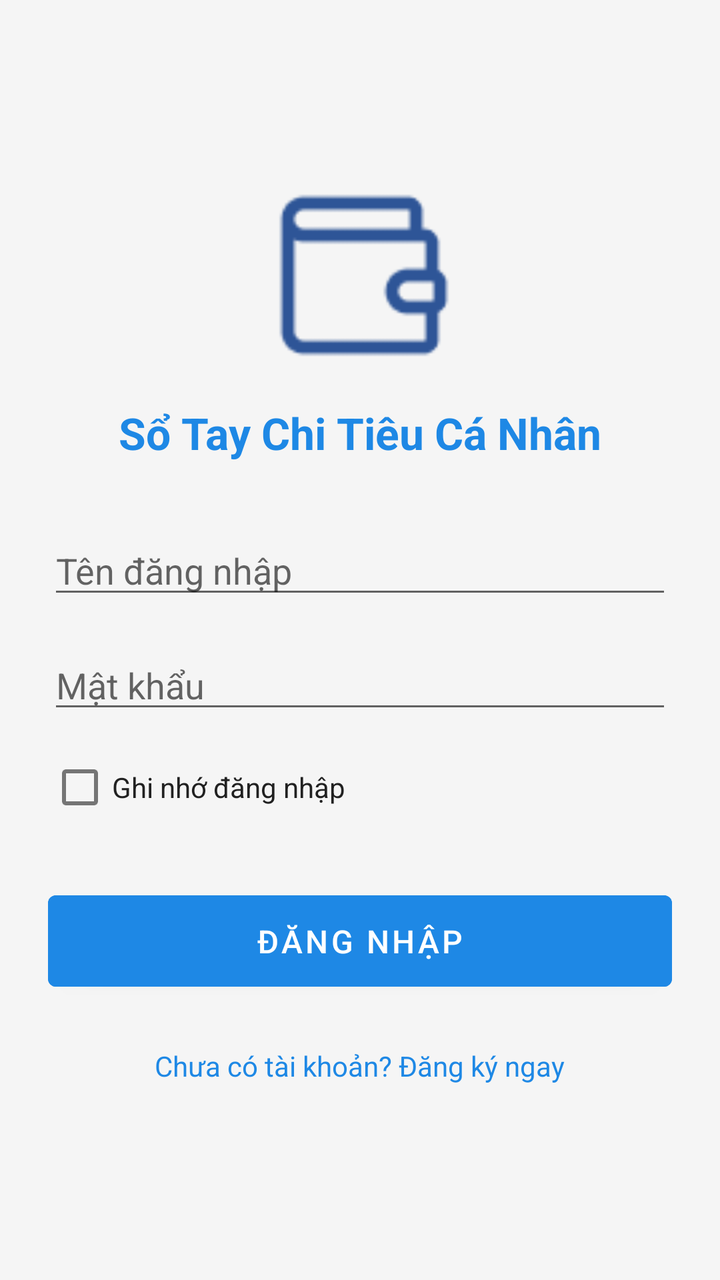
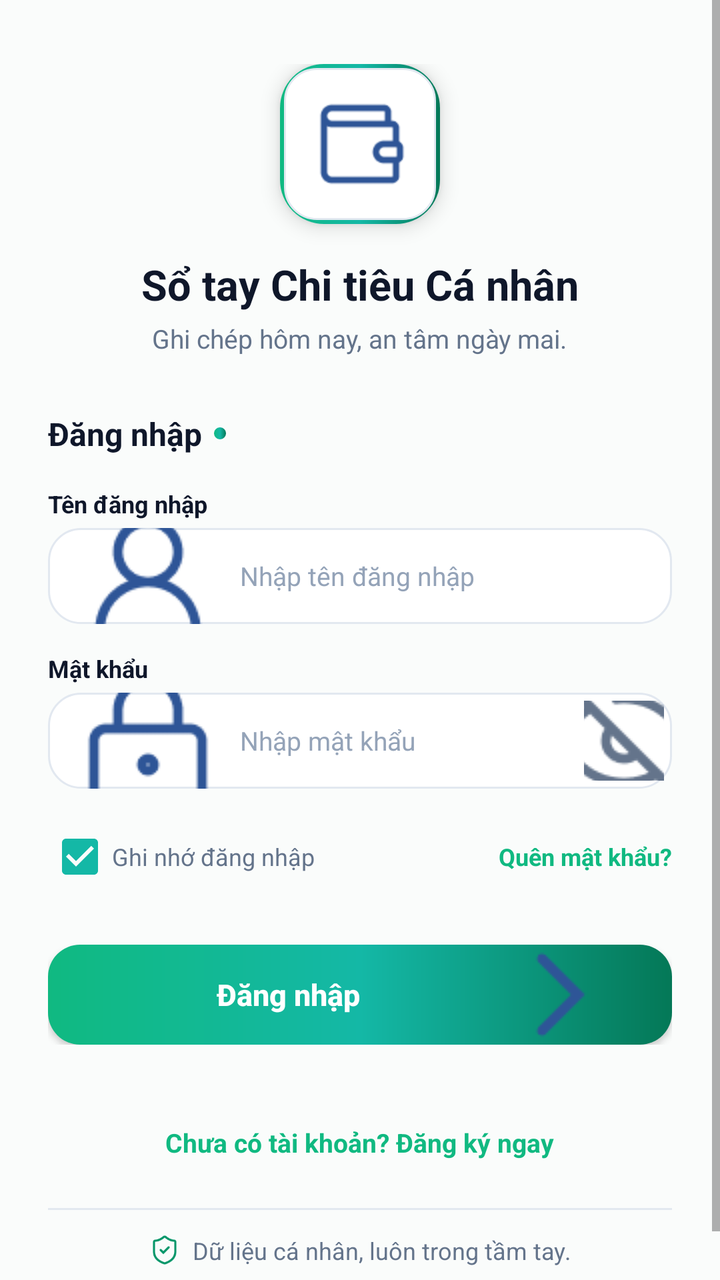

Compare the two renders of this Android layout. The source of the first and the diff that turns it into the second are given below.
<!-- AndroidManifest.xml: application theme Theme.PersonalExpenseManager -->
<!-- res/layout/activity_login.xml -->
<?xml version="1.0" encoding="utf-8"?>
<ScrollView xmlns:android="http://schemas.android.com/apk/res/android"
    android:layout_width="match_parent"
    android:layout_height="match_parent"
    android:fillViewport="true"
    android:background="@color/background_light">

    <LinearLayout
        android:layout_width="match_parent"
        android:layout_height="wrap_content"
        android:gravity="center"
        android:orientation="vertical"
        android:padding="24dp">

        <ImageView
            android:id="@+id/ivLogo"
            android:layout_width="96dp"
            android:layout_height="96dp"
            android:contentDescription="Logo App"
            android:src="@drawable/ic_app_logo" />

        <TextView
            android:id="@+id/tvAppTitle"
            android:layout_width="wrap_content"
            android:layout_height="wrap_content"
            android:layout_marginTop="16dp"
            android:text="@string/app_name"
            android:textColor="@color/primary"
            android:textSize="22sp"
            android:textStyle="bold" />

        <EditText
            android:id="@+id/etUsername"
            android:layout_width="match_parent"
            android:layout_height="wrap_content"
            android:layout_marginTop="32dp"
            android:hint="Tên đăng nhập"
            android:inputType="text" />

        <EditText
            android:id="@+id/etPassword"
            android:layout_width="match_parent"
            android:layout_height="wrap_content"
            android:layout_marginTop="16dp"
            android:hint="Mật khẩu"
            android:inputType="textPassword" />

        <CheckBox
            android:id="@+id/cbRememberMe"
            android:layout_width="wrap_content"
            android:layout_height="wrap_content"
            android:layout_gravity="start"
            android:layout_marginTop="8dp"
            android:text="Ghi nhớ đăng nhập"
            android:textColor="@color/text_primary" />

        <Button
            android:id="@+id/btnLogin"
            android:layout_width="match_parent"
            android:layout_height="wrap_content"
            android:layout_marginTop="24dp"
            android:backgroundTint="@color/primary"
            android:padding="12dp"
            android:text="Đăng nhập"
            android:textColor="@color/white"
            android:textSize="16sp" />

        <TextView
            android:id="@+id/tvRegister"
            android:layout_width="wrap_content"
            android:layout_height="wrap_content"
            android:layout_marginTop="16dp"
            android:padding="8dp"
            android:text="Chưa có tài khoản? Đăng ký ngay"
            android:textColor="@color/primary"
            android:textSize="14sp" />
    </LinearLayout>
</ScrollView>
<!-- resources referenced by this layout -->
<resources>
  <color name="background_light">#F5F5F5</color>
  <color name="primary">#1E88E5</color>
  <color name="text_primary">#212121</color>
  <color name="white">#FFFFFF</color>
  <!-- drawable ic_app_logo: png bitmap (drawable, 1001 bytes) -->
  <string name="app_name">Sổ Tay Chi Tiêu Cá Nhân</string>
  <style name="Theme.PersonalExpenseManager" parent="Theme.MaterialComponents.DayNight.NoActionBar">
          
          <item name="colorPrimary">@color/primary</item>
          <item name="colorPrimaryVariant">@color/primary_dark</item>
          <item name="colorOnPrimary">@color/white</item>
          
          <item name="colorSecondary">@color/color_accent</item>
          <item name="colorSecondaryVariant">@color/color_accent</item>
          <item name="colorOnSecondary">@color/black</item>
          
          <item name="android:statusBarColor">?attr/colorPrimaryVariant</item>
          
          <item name="android:windowBackground">@color/background_light</item>
      </style>
  <color name="primary_dark">#1565C0</color>
  <color name="color_accent">#FF9800</color>
  <color name="black">#000000</color>
</resources>

<!-- the commit's change to res/layout/activity_login.xml (unified diff, before → after) -->
@@ -1,78 +1,256 @@
 <?xml version="1.0" encoding="utf-8"?>
 <ScrollView xmlns:android="http://schemas.android.com/apk/res/android"
+    xmlns:app="http://schemas.android.com/apk/res-auto"
     android:layout_width="match_parent"
     android:layout_height="match_parent"
-    android:fillViewport="true"
-    android:background="@color/background_light">
+    android:background="@color/background_light"
+    android:fillViewport="true">
 
     <LinearLayout
         android:layout_width="match_parent"
         android:layout_height="wrap_content"
-        android:gravity="center"
+        android:gravity="center_horizontal"
         android:orientation="vertical"
-        android:padding="24dp">
-
-        <ImageView
-            android:id="@+id/ivLogo"
-            android:layout_width="96dp"
-            android:layout_height="96dp"
-            android:contentDescription="Logo App"
-            android:src="@drawable/ic_app_logo" />
-
+        android:paddingHorizontal="24dp"
+        android:paddingVertical="32dp">
+
+        
+        <com.google.android.material.card.MaterialCardView
+            android:layout_width="80dp"
+            android:layout_height="80dp"
+            app:cardCornerRadius="22dp"
+            app:cardElevation="6dp"
+            app:strokeWidth="0dp">
+
+            <FrameLayout
+                android:layout_width="match_parent"
+                android:layout_height="match_parent"
+                android:background="@drawable/bg_button_emerald"
+                android:padding="2dp">
+
+                <FrameLayout
+                    android:layout_width="match_parent"
+                    android:layout_height="match_parent"
+                    android:background="@drawable/bg_card_zen">
+
+                    <ImageView
+                        android:id="@+id/ivLogo"
+                        android:layout_width="48dp"
+                        android:layout_height="48dp"
+                        android:layout_gravity="center"
+                        android:contentDescription="Logo"
+                        android:src="@drawable/ic_app_logo" />
+                </FrameLayout>
+            </FrameLayout>
+        </com.google.android.material.card.MaterialCardView>
+
+        
         <TextView
             android:id="@+id/tvAppTitle"
             android:layout_width="wrap_content"
             android:layout_height="wrap_content"
             android:layout_marginTop="16dp"
             android:text="@string/app_name"
-            android:textColor="@color/primary"
-            android:textSize="22sp"
+            android:textColor="@color/text_primary"
+            android:textSize="21sp"
             android:textStyle="bold" />
 
-        <EditText
-            android:id="@+id/etUsername"
+        <TextView
+            android:id="@+id/tvSlogan"
+            android:layout_width="wrap_content"
+            android:layout_height="wrap_content"
+            android:layout_marginTop="4dp"
+            android:text="@string/app_slogan"
+            android:textColor="@color/text_secondary"
+            android:textSize="13sp" />
+
+        
+        <LinearLayout
             android:layout_width="match_parent"
             android:layout_height="wrap_content"
+            android:layout_marginTop="28dp"
+            android:orientation="vertical">
+
+            <LinearLayout
+                android:layout_width="wrap_content"
+                android:layout_height="wrap_content"
+                android:gravity="center_vertical"
+                android:orientation="horizontal">
+
+                <TextView
+                    android:layout_width="wrap_content"
+                    android:layout_height="wrap_content"
+                    android:text="@string/title_login"
+                    android:textColor="@color/text_primary"
+                    android:textSize="16sp"
+                    android:textStyle="bold" />
+
+                <View
+                    android:layout_width="6dp"
+                    android:layout_height="6dp"
+                    android:layout_marginStart="6dp"
+                    android:background="@drawable/bg_button_emerald" />
+            </LinearLayout>
+
+            
+            <TextView
+                android:layout_width="wrap_content"
+                android:layout_height="wrap_content"
+                android:layout_marginTop="16dp"
+                android:text="Tên đăng nhập"
+                android:textColor="@color/text_primary"
+                android:textSize="12sp"
+                android:textStyle="bold" />
+
+            <EditText
+                android:id="@+id/etUsername"
+                android:layout_width="match_parent"
+                android:layout_height="48dp"
+                android:layout_marginTop="4dp"
+                android:background="@drawable/bg_input_rounded"
+                android:drawableStart="@drawable/ic_user"
+                android:drawablePadding="10dp"
+                android:hint="Nhập tên đăng nhập"
+                android:inputType="text"
+                android:paddingHorizontal="14dp"
+                android:textColor="@color/text_primary"
+                android:textColorHint="@color/text_hint"
+                android:textSize="13sp" />
+
+            
+            <TextView
+                android:layout_width="wrap_content"
+                android:layout_height="wrap_content"
+                android:layout_marginTop="14dp"
+                android:text="Mật khẩu"
+                android:textColor="@color/text_primary"
+                android:textSize="12sp"
+                android:textStyle="bold" />
+
+            <RelativeLayout
+                android:layout_width="match_parent"
+                android:layout_height="48dp"
+                android:layout_marginTop="4dp">
+
+                <EditText
+                    android:id="@+id/etPassword"
+                    android:layout_width="match_parent"
+                    android:layout_height="match_parent"
+                    android:background="@drawable/bg_input_rounded"
+                    android:drawableStart="@drawable/ic_lock"
+                    android:drawablePadding="10dp"
+                    android:hint="Nhập mật khẩu"
+                    android:inputType="textPassword"
+                    android:paddingStart="14dp"
+                    android:paddingEnd="44dp"
+                    android:textColor="@color/text_primary"
+                    android:textColorHint="@color/text_hint"
+                    android:textSize="13sp" />
+
+                <ImageButton
+                    android:id="@+id/ibTogglePassword"
+                    android:layout_width="40dp"
+                    android:layout_height="40dp"
+                    android:layout_alignParentEnd="true"
+                    android:layout_centerVertical="true"
+                    android:layout_marginEnd="4dp"
+                    android:background="?attr/selectableItemBackgroundBorderless"
+                    android:contentDescription="Hiện/Ẩn mật khẩu"
+                    android:src="@drawable/ic_visibility_off"
+                    app:tint="@color/text_secondary" />
+            </RelativeLayout>
+
+            
+            <RelativeLayout
+                android:layout_width="match_parent"
+                android:layout_height="wrap_content"
+                android:layout_marginTop="10dp">
+
+                <CheckBox
+                    android:id="@+id/cbRememberMe"
+                    android:layout_width="wrap_content"
+                    android:layout_height="wrap_content"
+                    android:layout_alignParentStart="true"
+                    android:checked="true"
+                    android:text="Ghi nhớ đăng nhập"
+                    android:textColor="@color/text_secondary"
+                    android:textSize="12sp" />
+
+                <TextView
+                    android:id="@+id/tvForgotPassword"
+                    android:layout_width="wrap_content"
+                    android:layout_height="wrap_content"
+                    android:layout_alignParentEnd="true"
+                    android:layout_centerVertical="true"
+                    android:text="Quên mật khẩu?"
+                    android:textColor="@color/primary"
+                    android:textSize="12sp"
+                    android:textStyle="bold" />
+            </RelativeLayout>
+
+            
+            <androidx.appcompat.widget.AppCompatButton
+                android:id="@+id/btnLogin"
+                android:layout_width="match_parent"
+                android:layout_height="50dp"
+                android:layout_marginTop="20dp"
+                android:background="@drawable/bg_button_emerald"
+                android:drawableEnd="@drawable/ic_next"
+                android:paddingHorizontal="20dp"
+                android:text="Đăng nhập"
+                android:textAllCaps="false"
+                android:textColor="@color/white"
+                android:textSize="15sp"
+                android:textStyle="bold"
+                app:tint="@color/white" />
+        </LinearLayout>
+
+        
+        <LinearLayout
+            android:layout_width="match_parent"
+            android:layout_height="wrap_content"
             android:layout_marginTop="32dp"
-            android:hint="Tên đăng nhập"
-            android:inputType="text" />
-
-        <EditText
-            android:id="@+id/etPassword"
-            android:layout_width="match_parent"
-            android:layout_height="wrap_content"
-            android:layout_marginTop="16dp"
-            android:hint="Mật khẩu"
-            android:inputType="textPassword" />
-
-        <CheckBox
-            android:id="@+id/cbRememberMe"
-            android:layout_width="wrap_content"
-            android:layout_height="wrap_content"
-            android:layout_gravity="start"
-            android:layout_marginTop="8dp"
-            android:text="Ghi nhớ đăng nhập"
-            android:textColor="@color/text_primary" />
-
-        <Button
-            android:id="@+id/btnLogin"
-            android:layout_width="match_parent"
-            android:layout_height="wrap_content"
-            android:layout_marginTop="24dp"
-            android:backgroundTint="@color/primary"
-            android:padding="12dp"
-            android:text="Đăng nhập"
-            android:textColor="@color/white"
-            android:textSize="16sp" />
-
-        <TextView
-            android:id="@+id/tvRegister"
-            android:layout_width="wrap_content"
-            android:layout_height="wrap_content"
-            android:layout_marginTop="16dp"
-            android:padding="8dp"
-            android:text="Chưa có tài khoản? Đăng ký ngay"
-            android:textColor="@color/primary"
-            android:textSize="14sp" />
+            android:gravity="center_horizontal"
+            android:orientation="vertical">
+
+            <TextView
+                android:id="@+id/tvRegister"
+                android:layout_width="wrap_content"
+                android:layout_height="wrap_content"
+                android:padding="8dp"
+                android:text="Chưa có tài khoản? Đăng ký ngay"
+                android:textColor="@color/primary"
+                android:textSize="13sp"
+                android:textStyle="bold" />
+
+            <View
+                android:layout_width="match_parent"
+                android:layout_height="1dp"
+                android:layout_marginTop="16dp"
+                android:background="@color/divider_color" />
+
+            <LinearLayout
+                android:layout_width="wrap_content"
+                android:layout_height="wrap_content"
+                android:layout_marginTop="12dp"
+                android:gravity="center_vertical"
+                android:orientation="horizontal">
+
+                <ImageView
+                    android:layout_width="16dp"
+                    android:layout_height="16dp"
+                    android:contentDescription="Bảo mật"
+                    android:src="@drawable/ic_security"
+                    app:tint="@color/income_green" />
+
+                <TextView
+                    android:layout_width="wrap_content"
+                    android:layout_height="wrap_content"
+                    android:layout_marginStart="6dp"
+                    android:text="@string/security_badge"
+                    android:textColor="@color/text_secondary"
+                    android:textSize="12sp" />
+            </LinearLayout>
+        </LinearLayout>
     </LinearLayout>
 </ScrollView>
<!-- resource entries referenced after the edit -->
@@ -1,11 +1,52 @@
 <!-- resources referenced by this layout -->
 <resources>
-  <color name="background_light">#F5F5F5</color>
-  <color name="primary">#1E88E5</color>
-  <color name="text_primary">#212121</color>
+  <color name="background_light">#FAFCFB</color>
+  <color name="divider_color">#E2E8F0</color>
+  <color name="income_green">#059669</color>
+  <color name="primary">#10B981</color>
+  <color name="text_hint">#94A3B8</color>
+  <color name="text_primary">#0F172A</color>
+  <color name="text_secondary">#64748B</color>
   <color name="white">#FFFFFF</color>
+  <!-- drawable bg_button_emerald (drawable) -->
+  <?xml version="1.0" encoding="utf-8"?>
+  <shape xmlns:android="http://schemas.android.com/apk/res/android">
+      <gradient
+          android:angle="0"
+          android:startColor="@color/primary_gradient_start"
+          android:centerColor="@color/primary_gradient_center"
+          android:endColor="@color/primary_gradient_end"
+          android:type="linear" />
+      <corners android:radius="16dp" />
+  </shape>
+  <!-- drawable bg_card_zen (drawable) -->
+  <?xml version="1.0" encoding="utf-8"?>
+  <shape xmlns:android="http://schemas.android.com/apk/res/android">
+      <solid android:color="@color/surface_light" />
+      <corners android:radius="16dp" />
+      <stroke
+          android:width="1dp"
+          android:color="@color/divider_color" />
+  </shape>
+  <!-- drawable bg_input_rounded (drawable) -->
+  <?xml version="1.0" encoding="utf-8"?>
+  <shape xmlns:android="http://schemas.android.com/apk/res/android">
+      <solid android:color="@color/surface_light" />
+      <corners android:radius="16dp" />
+      <stroke
+          android:width="1dp"
+          android:color="@color/input_border" />
+  </shape>
   <!-- drawable ic_app_logo: png bitmap (drawable, 1001 bytes) -->
-  <string name="app_name">Sổ Tay Chi Tiêu Cá Nhân</string>
+  <!-- drawable ic_lock: png bitmap (drawable, 1460 bytes) -->
+  <!-- drawable ic_next: png bitmap (drawable, 550 bytes) -->
+  <!-- drawable ic_security: png bitmap (drawable, 1759 bytes) -->
+  <!-- drawable ic_user: png bitmap (drawable, 1716 bytes) -->
+  <!-- drawable ic_visibility_off: png bitmap (drawable, 1946 bytes) -->
+  <string name="app_name">Sổ tay Chi tiêu Cá nhân</string>
+  <string name="app_slogan">Ghi chép hôm nay, an tâm ngày mai.</string>
+  <string name="security_badge">Dữ liệu cá nhân, luôn trong tầm tay.</string>
+  <string name="title_login">Đăng nhập</string>
   <style name="Theme.PersonalExpenseManager" parent="Theme.MaterialComponents.DayNight.NoActionBar">
           
           <item name="colorPrimary">@color/primary</item>
@@ -20,8 +61,13 @@
           
           <item name="android:windowBackground">@color/background_light</item>
       </style>
-  <color name="primary_dark">#1565C0</color>
-  <color name="color_accent">#FF9800</color>
+  <color name="primary_gradient_start">#10B981</color>
+  <color name="primary_gradient_center">#14B8A6</color>
+  <color name="primary_gradient_end">#047857</color>
+  <color name="surface_light">#FFFFFF</color>
+  <color name="input_border">#E2E8F0</color>
+  <color name="primary_dark">#047857</color>
+  <color name="color_accent">#14B8A6</color>
   <color name="black">#000000</color>
 </resources>
 
